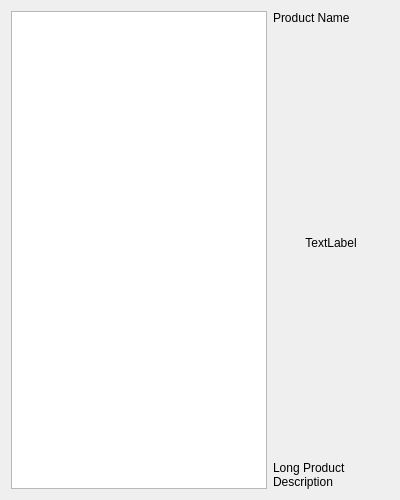
Old version of the form src/modules/packagechooser/page_package.ui in the repository claudemods/claudeinstall-linux.
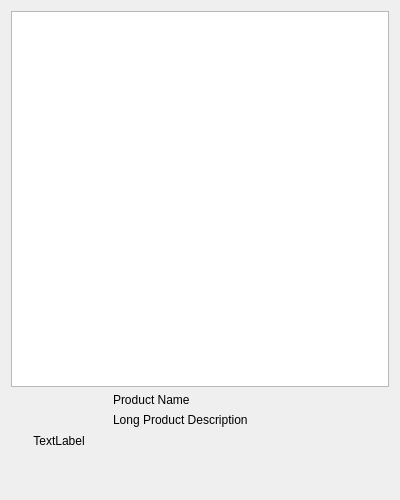
New version of the form. Custom widgets are drawn as their Qt base class.

Diff of the .ui file:
```diff
--- a/src/modules/packagechooser/page_package.ui
+++ b/src/modules/packagechooser/page_package.ui
@@ -23,50 +23,50 @@
   <property name="windowTitle">
    <string notr="true">Form</string>
   </property>
-  <layout class="QHBoxLayout" name="horizontalLayout_2">
+  <layout class="QVBoxLayout" name="verticalLayout_main" stretch="1,0">
    <item>
-    <layout class="QHBoxLayout" name="horizontalLayout" stretch="1,4">
+    <widget class="QListView" name="products">
+     <property name="sizePolicy">
+      <sizepolicy hsizetype="Expanding" vsizetype="Expanding">
+       <horstretch>0</horstretch>
+       <verstretch>1</verstretch>
+      </sizepolicy>
+     </property>
+    </widget>
+   </item>
+   <item>
+    <layout class="QHBoxLayout" name="detailsLayout" stretch="0,1">
      <item>
-      <widget class="QListView" name="products">
-       <property name="sizePolicy">
-        <sizepolicy hsizetype="Minimum" vsizetype="Expanding">
-         <horstretch>0</horstretch>
-         <verstretch>1</verstretch>
-        </sizepolicy>
+      <widget class="FixedAspectRatioLabel" name="productScreenshot">
+       <property name="minimumSize">
+        <size>
+         <width>96</width>
+         <height>96</height>
+        </size>
+       </property>
+       <property name="maximumSize">
+        <size>
+         <width>128</width>
+         <height>128</height>
+        </size>
+       </property>
+       <property name="text">
+        <string>TextLabel</string>
+       </property>
+       <property name="alignment">
+        <set>Qt::AlignCenter</set>
        </property>
       </widget>
      </item>
      <item>
-      <layout class="QVBoxLayout" name="verticalLayout" stretch="1,30,1">
+      <layout class="QVBoxLayout" name="verticalLayout" stretch="0,1">
        <item>
         <widget class="QLabel" name="productName">
-         <property name="sizePolicy">
-          <sizepolicy hsizetype="Preferred" vsizetype="MinimumExpanding">
-           <horstretch>0</horstretch>
-           <verstretch>0</verstretch>
-          </sizepolicy>
-         </property>
          <property name="text">
           <string>Product Name</string>
          </property>
         </widget>
        </item>
-       <item>
-        <widget class="FixedAspectRatioLabel" name="productScreenshot">
-         <property name="sizePolicy">
-          <sizepolicy hsizetype="Expanding" vsizetype="Expanding">
-           <horstretch>1</horstretch>
-           <verstretch>1</verstretch>
-          </sizepolicy>
-         </property>
-         <property name="text">
-          <string>TextLabel</string>
-         </property>
-         <property name="alignment">
-          <set>Qt::AlignCenter</set>
-         </property>
-        </widget>
-       </item>
        <item>
         <widget class="QLabel" name="productDescription">
          <property name="sizePolicy">
@@ -78,6 +78,9 @@
          <property name="text">
           <string>Long Product Description</string>
          </property>
+         <property name="alignment">
+          <set>Qt::AlignLeading|Qt::AlignLeft|Qt::AlignTop</set>
+         </property>
          <property name="wordWrap">
           <bool>true</bool>
          </property>
```
